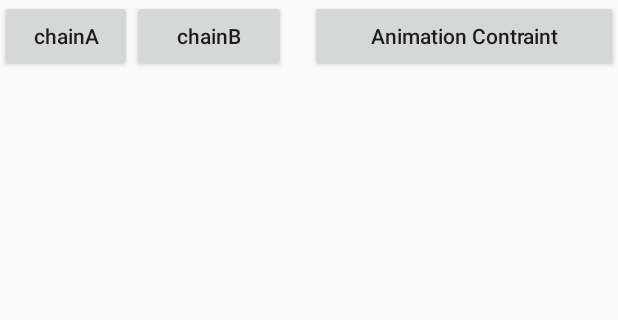
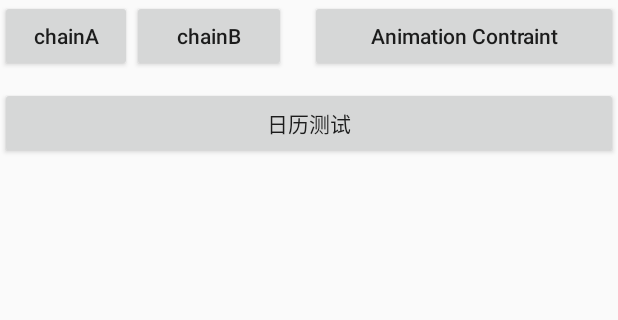
Before and after one commit to wanliLiu/NewFrame, an Android app: the screen it shows after launch (MainActivity), on a phone screen of 412 x 824 dp, the part 409-729 px from its top. Run offline under Robolectric (Android 15) with nearby library versions, the phone set to English and light mode, and no system bars; libraries missing offline, so code that uses them is left out: com.facebook.stetho; 1 statement that could not run was skipped.

Commit message:
添加日历测试

```diff
--- a/app/build.gradle
+++ b/app/build.gradle
@@ -45,4 +45,5 @@ dependencies {
     implementation 'com.soli.refresh:pull_up_down:latest.release'
     implementation "org.jetbrains.kotlin:kotlin-stdlib-jre7:$kotlin_version"
     implementation "com.facebook.fresco:stetho:latest.release"
+    implementation "com.tbruyelle.rxpermissions2:rxpermissions:0.9.5"
 }
--- a/app/src/main/java/group/taihe/newframe/MainActivity.kt
+++ b/app/src/main/java/group/taihe/newframe/MainActivity.kt
@@ -17,5 +17,7 @@ class MainActivity : AppCompatActivity() {
 
         testA.setOnClickListener { testA.visibility = View.GONE }
         chainC.setOnClickListener { start(AnimationActivity::class.java) }
+
+        calendarTest.setOnClickListener { start(CalendarTestActivity::class.java) }
     }
 }
--- a/app/src/main/res/layout/activity_main.xml
+++ b/app/src/main/res/layout/activity_main.xml
@@ -111,4 +111,15 @@
         app:layout_constraintRight_toRightOf="parent"
         app:layout_constraintTop_toBottomOf="@id/testB" />
 
+    <Button
+        android:id="@+id/calendarTest"
+        android:layout_width="0dp"
+        android:layout_height="wrap_content"
+        android:text="日历测试"
+        android:layout_marginTop="10dp"
+        app:layout_constraintLeft_toLeftOf="parent"
+        app:layout_constraintRight_toRightOf="parent"
+        app:layout_constraintTop_toBottomOf="@id/chainC" />
+
+
 </android.support.constraint.ConstraintLayout>
```
Also changed, not shown: app/src/main/AndroidManifest.xml (+5 -2 lines), app/src/main/java/group/taihe/newframe/CalendarTestActivity.kt (added, +65 -0 lines), app/src/main/res/layout/activity_calendar_test.xml (added, +16 -0 lines).
